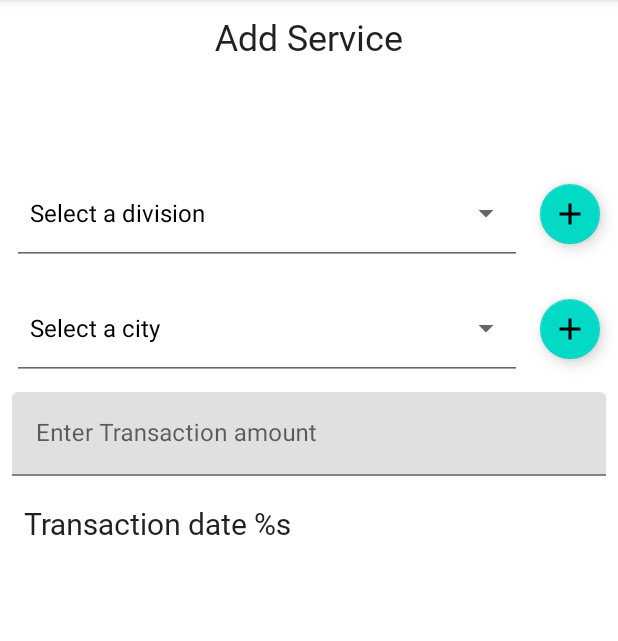
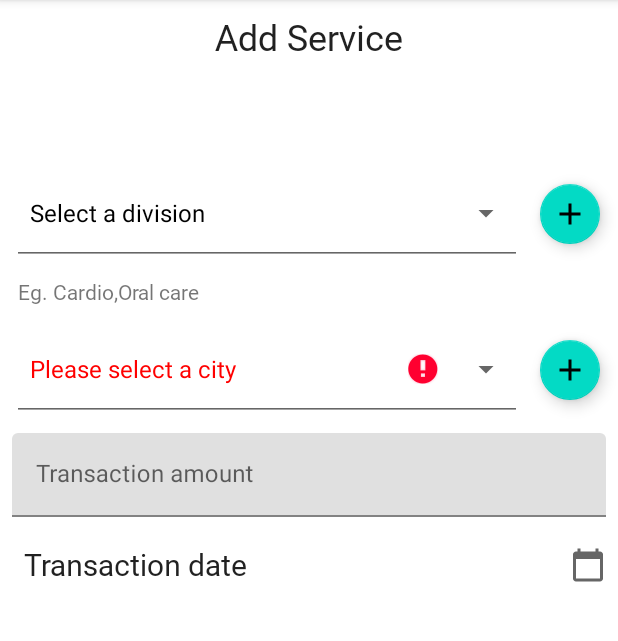
Before and after one commit to nagarajasunder/Manage-Dr, an Android app: the fragment NewServiceFragment placed in its activity, after a tap on "Save", on a phone screen of 412 x 824 dp, the part 84-725 px from its top. Run offline under Robolectric (Android 15) with nearby library versions, the phone set to English and light mode, and no system bars; our stand-ins replace Dagger/Hilt's generated code, data binding; 2 statements that could not run were skipped.

Commit message:
Completed adding new service flow

```diff
--- a/app/src/main/java/com/geekydroid/managedr/ui/addnewservice/repository/AddNewServiceRepository.kt
+++ b/app/src/main/java/com/geekydroid/managedr/ui/addnewservice/repository/AddNewServiceRepository.kt
@@ -12,6 +12,7 @@ import com.geekydroid.managedr.ui.addnewservice.model.MdrService
 import dagger.hilt.android.scopes.ActivityRetainedScoped
 import kotlinx.coroutines.CoroutineDispatcher
 import kotlinx.coroutines.CoroutineScope
+import kotlinx.coroutines.flow.Flow
 import kotlinx.coroutines.invoke
 import kotlinx.coroutines.launch
 import javax.inject.Inject
@@ -28,7 +29,7 @@ class AddNewServiceRepository @Inject constructor(
 
     fun getDoctorName(doctorId: Int) = doctorDao.getDoctorName(doctorId)
 
-    fun getAllCityNames() = cityDao.getAllCityNames()
+    fun getAllCityNames(): Flow<List<MdrCity>> = cityDao.getAllCityNames()
 
     suspend fun addNewCity(city: MdrCity) = externalScope.launch(externalDispatcher) {
         cityDao.insertNewCity(city)
@@ -38,7 +39,7 @@ class AddNewServiceRepository @Inject constructor(
         serviceDao.addNewService(newService)
     }.join()
 
-    fun getAllDivisionNames() = categoryDao.getAllCategories()
+    fun getAllDivisionNames():Flow<List<MdrCategory>> = categoryDao.getAllCategories()
     fun addNewCategory(newCategory: MdrCategory) = externalScope.launch(externalDispatcher) {
         categoryDao.insertNewCategory(newCategory)
     }
--- a/app/src/main/java/com/geekydroid/managedr/ui/addnewservice/ui/NewServiceFragment.kt
+++ b/app/src/main/java/com/geekydroid/managedr/ui/addnewservice/ui/NewServiceFragment.kt
@@ -1,15 +1,19 @@
 package com.geekydroid.managedr.ui.addnewservice.ui
 
+import android.graphics.Color
 import android.os.Bundle
+import android.util.Log
 import android.view.*
 import android.widget.AdapterView
 import android.widget.ArrayAdapter
+import android.widget.TextView
 import androidx.core.view.MenuProvider
 import androidx.databinding.DataBindingUtil
 import androidx.fragment.app.Fragment
 import androidx.fragment.app.FragmentActivity
 import androidx.fragment.app.viewModels
 import androidx.lifecycle.lifecycleScope
+import androidx.navigation.fragment.findNavController
 import androidx.navigation.fragment.navArgs
 import com.geekydroid.managedr.R
 import com.geekydroid.managedr.databinding.FragmentNewServiceBinding
@@ -18,7 +22,10 @@ import com.geekydroid.managedr.ui.addnewservice.viewmodel.NewServiceFragmentEven
 import com.geekydroid.managedr.ui.dialogs.NewDivisionFragment
 import com.geekydroid.managedr.utils.DialogInputType
 import com.geekydroid.managedr.utils.GenericDialogOnClickListener
+import com.geekydroid.managedr.utils.uiutils.PickerUtils
+import com.google.android.material.snackbar.Snackbar
 import dagger.hilt.android.AndroidEntryPoint
+import org.w3c.dom.Text
 
 @AndroidEntryPoint
 class NewServiceFragment : Fragment(), GenericDialogOnClickListener {
@@ -53,11 +60,11 @@ class NewServiceFragment : Fragment(), GenericDialogOnClickListener {
         viewmodel.getDoctorName(doctorId)
         setUI()
         observeUiEvents()
-        viewmodel.cityData.observe(viewLifecycleOwner) {
-            setupCitySpinner(it.map { it.cityName })
+        viewmodel.cityData.observe(viewLifecycleOwner) { cities ->
+            setupCitySpinner(cities.map { it.cityName })
         }
-        viewmodel.categoryData.observe(viewLifecycleOwner) {
-            setupDivisionSpinner(it.map { it.categoryName })
+        viewmodel.categoryData.observe(viewLifecycleOwner) { categories ->
+            setupDivisionSpinner(categories.map { it.categoryName })
         }
 
         host.addMenuProvider(object : MenuProvider {
@@ -68,7 +75,7 @@ class NewServiceFragment : Fragment(), GenericDialogOnClickListener {
             override fun onMenuItemSelected(menuItem: MenuItem): Boolean {
                 when (menuItem.itemId) {
                     R.id.cta_save -> {
-                        viewmodel.onSaveCtaClicked()
+                        viewmodel.onSaveCtaClicked(doctorId)
                         return true
                     }
                 }
@@ -82,6 +89,7 @@ class NewServiceFragment : Fragment(), GenericDialogOnClickListener {
     private fun setUI() {
         binding.spinnerCity.onItemSelectedListener = object : AdapterView.OnItemSelectedListener {
             override fun onItemSelected(p0: AdapterView<*>?, p1: View?, index: Int, p3: Long) {
+                Log.d("addNewService", "onItemSelected: $index")
                 viewmodel.updateSelectedCity(index)
             }
 
@@ -112,6 +120,9 @@ class NewServiceFragment : Fragment(), GenericDialogOnClickListener {
             android.R.layout.simple_spinner_dropdown_item,
             divisionSpinnerList)
         binding.spinnerCategory.adapter = divisionSpinnerAdapter
+        viewmodel.categorySpinnerIndex?.let {
+            binding.spinnerCategory.setSelection(it)
+        }
     }
 
     private fun setupCitySpinner(list: List<String>) {
@@ -122,28 +133,70 @@ class NewServiceFragment : Fragment(), GenericDialogOnClickListener {
             android.R.layout.simple_spinner_dropdown_item,
             citySpinnerList)
         binding.spinnerCity.adapter = citySpinnerAdapter
+        viewmodel.citySpinnerIndex?.let {
+            binding.spinnerCity.setSelection(it)
+        }
     }
 
     private fun observeUiEvents() {
         viewLifecycleOwner.lifecycleScope.launchWhenStarted {
             viewmodel.newServiceEvents.collect {
                 when (it) {
-                    NewServiceFragmentEvents.showDatePickerDialog -> TODO()
+                    NewServiceFragmentEvents.showDatePickerDialog -> openDatePicker()
                     NewServiceFragmentEvents.showNewCategoryDialog -> showBottomSheetDialog(
                         DialogInputType.DIVISION
                     )
                     NewServiceFragmentEvents.showNewCityDialog -> showBottomSheetDialog(
                         DialogInputType.CITY
                     )
-                    NewServiceFragmentEvents.newServiceCreated -> TODO()
-                    NewServiceFragmentEvents.selectCategoryError -> TODO()
-                    NewServiceFragmentEvents.selectCityError -> TODO()
-                    NewServiceFragmentEvents.transactionAmountError -> TODO()
+                    NewServiceFragmentEvents.newServiceCreated -> {
+                        showSnackbar(requireContext().getString(R.string.new_service_created))
+                        findNavController().navigateUp()
+                    }
+                    NewServiceFragmentEvents.selectCategoryError -> showCategorySpinnerError()
+                    NewServiceFragmentEvents.selectCityError -> showCitySpinnerError()
+                    NewServiceFragmentEvents.transactionAmountError -> showTransactionAmountError()
                     NewServiceFragmentEvents.dismissNewDivisionDialog -> dismissNewDivisionDialog()
                     is NewServiceFragmentEvents.showDuplicateWarningInDialog -> showDuplicateWarning(it.input)
+                    NewServiceFragmentEvents.transactionDateError -> showTransactionDateError()
                 }
             }
         }
+    }
+
+    private fun showSnackbar(message: String) {
+        Snackbar.make(requireView(),message,Snackbar.LENGTH_SHORT).show()
+    }
+
+    private fun showTransactionDateError() {
+        binding.tvTransactionDatePicker.error = requireContext().getString(R.string.error_please_select_a_transaction_date)
+    }
+
+    private fun showTransactionAmountError() {
+        binding.edServiceAmount.error = "Please enter the transaction amount"
+    }
+
+    private fun showCategorySpinnerError() {
+        val errorText = (binding.spinnerCategory.selectedView as TextView)
+        errorText.setTextColor(Color.RED)
+        errorText.error = ""
+        errorText.text = requireContext().getString(R.string.error_please_select_division)
+    }
+
+    private fun showCitySpinnerError()
+    {
+        val errorText = (binding.spinnerCity.selectedView as TextView)
+        errorText.setTextColor(Color.RED)
+        errorText.error = ""
+        errorText.text = requireContext().getString(R.string.error_please_select_a_city)
+    }
+
+    private fun openDatePicker() {
+        val datePicker = PickerUtils.getDatePicker()
+        datePicker.addOnPositiveButtonClickListener {
+            viewmodel.updateTransactionDate(it)
+        }
+        datePicker.show(requireActivity().supportFragmentManager,"datepicker")
     }
 
     private fun showBottomSheetDialog(type: DialogInputType) {
--- a/app/src/main/java/com/geekydroid/managedr/ui/addnewservice/viewmodel/AddNewServiceFragmentViewmodel.kt
+++ b/app/src/main/java/com/geekydroid/managedr/ui/addnewservice/viewmodel/AddNewServiceFragmentViewmodel.kt
@@ -1,18 +1,22 @@
 package com.geekydroid.managedr.ui.addnewservice.viewmodel
 
+import android.util.Log
 import androidx.lifecycle.LiveData
 import androidx.lifecycle.MutableLiveData
 import androidx.lifecycle.ViewModel
 import androidx.lifecycle.viewModelScope
+import com.geekydroid.managedr.providers.DateFormatProvider
 import com.geekydroid.managedr.ui.addnewservice.model.MdrCategory
 import com.geekydroid.managedr.ui.addnewservice.model.MdrCity
 import com.geekydroid.managedr.ui.addnewservice.model.MdrService
 import com.geekydroid.managedr.ui.addnewservice.repository.AddNewServiceRepository
+import com.geekydroid.managedr.utils.DateUtils
 import dagger.hilt.android.lifecycle.HiltViewModel
 import kotlinx.coroutines.channels.Channel
 import kotlinx.coroutines.flow.first
 import kotlinx.coroutines.flow.receiveAsFlow
 import kotlinx.coroutines.launch
+import java.util.*
 import javax.inject.Inject
 
 @HiltViewModel
@@ -23,11 +27,20 @@ class AddNewServiceFragmentViewmodel @Inject constructor(private val repository:
     private val newServiceEventsChannel: Channel<NewServiceFragmentEvents> = Channel()
     val newServiceEvents = newServiceEventsChannel.receiveAsFlow()
 
-    private val _cityData: MutableLiveData<List<MdrCity>> = MutableLiveData(listOf())
+    private val _cityData: MutableLiveData<List<MdrCity>> = MutableLiveData(listOf<MdrCity>())
     val cityData: LiveData<List<MdrCity>> = _cityData
 
-    private val _categoryData: MutableLiveData<List<MdrCategory>> = MutableLiveData(listOf())
+    private val _categoryData: MutableLiveData<List<MdrCategory>> =
+        MutableLiveData(listOf<MdrCategory>())
     val categoryData: LiveData<List<MdrCategory>> = _categoryData
+
+    var citySpinnerIndex: Int? = null
+        private set
+    var categorySpinnerIndex: Int? = null
+        private set
+
+    private var transactionDate:Long = 0L
+    var transactionDateFormatted:MutableLiveData<String> = MutableLiveData("")
 
     init {
         getAllCities()
@@ -36,7 +49,7 @@ class AddNewServiceFragmentViewmodel @Inject constructor(private val repository:
 
     private fun getAllDivisions() = viewModelScope.launch {
         repository.getAllDivisionNames().collect {
-            _categoryData.postValue(it)
+            _categoryData.value = it
         }
     }
 
@@ -49,8 +62,8 @@ class AddNewServiceFragmentViewmodel @Inject constructor(private val repository:
     val _transactionAmount: MutableLiveData<String> = MutableLiveData("")
     val transactionAmount: LiveData<String> = _transactionAmount
 
-    private var selectedCityId: Int = -1
-    private var selectedCategoryId: Int = -1
+    private var selectedCityIndex: Int = -1
+    private var selectedCategoryIndex: Int = -1
 
     fun getAllCities() = viewModelScope.launch {
         repository.getAllCityNames().collect {
@@ -78,16 +91,21 @@ class AddNewServiceFragmentViewmodel @Inject constructor(private val repository:
 
     fun isCityDuplicate(input: String) = viewModelScope.launch {
         if (cityData.value.isNullOrEmpty()) {
+            addNewCity(input)
             newServiceEventsChannel.send(NewServiceFragmentEvents.dismissNewDivisionDialog)
         } else if (cityData.value!!.map {
                 it.cityName.lowercase()
             }.contains(input.lowercase())) {
             newServiceEventsChannel.send(NewServiceFragmentEvents.showDuplicateWarningInDialog(input))
+        } else {
+            addNewCity(input)
+            newServiceEventsChannel.send(NewServiceFragmentEvents.dismissNewDivisionDialog)
         }
     }
 
     fun isDuplicateDivision(input: String) = viewModelScope.launch {
         if (categoryData.value.isNullOrEmpty()) {
+            addNewCategory(input)
             newServiceEventsChannel.send(NewServiceFragmentEvents.dismissNewDivisionDialog)
         } else if (
             categoryData.value!!.map {
@@ -95,6 +113,9 @@ class AddNewServiceFragmentViewmodel @Inject constructor(private val repository:
             }.contains(input.lowercase())
         ) {
             newServiceEventsChannel.send(NewServiceFragmentEvents.showDuplicateWarningInDialog(input))
+        } else {
+            addNewCategory(input)
+            newServiceEventsChannel.send(NewServiceFragmentEvents.dismissNewDivisionDialog)
         }
     }
 
@@ -110,44 +131,66 @@ class AddNewServiceFragmentViewmodel @Inject constructor(private val repository:
         repository.addNewCategory(newCategory)
     }
 
-    fun onSaveCtaClicked() = viewModelScope.launch {
-        if (selectedCityId == -1) {
+    fun onSaveCtaClicked(doctorId:Int) = viewModelScope.launch {
+        if (selectedCityIndex == -1) {
             newServiceEventsChannel.send(NewServiceFragmentEvents.selectCityError)
-        } else if (selectedCategoryId == -1) {
+        } else if (selectedCategoryIndex == -1) {
             newServiceEventsChannel.send(NewServiceFragmentEvents.selectCategoryError)
         } else if (_transactionAmount.value.isNullOrEmpty()) {
             newServiceEventsChannel.send(NewServiceFragmentEvents.transactionAmountError)
-        } else {
-            addNewService()
+        }
+        else if (transactionDate == 0L)
+        {
+            newServiceEventsChannel.send(NewServiceFragmentEvents.transactionDateError)
+        }
+        else {
+            addNewService(doctorId)
             newServiceEventsChannel.send(NewServiceFragmentEvents.newServiceCreated)
         }
     }
 
-    private fun addNewService() {
+    private fun addNewService(doctorId:Int) {
+        Log.d("addNewService", "addNewService: city data ${cityData.value} $selectedCityIndex categoryDate ${categoryData.value} $selectedCategoryIndex")
         viewModelScope.launch {
-            val newService = MdrService(servicedDoctorId = 1,
-                categoryId = selectedCategoryId,
-                cityId = selectedCityId,
-                serviceAmount = _transactionAmount.value?.toInt() ?: 0)
+            val newService = MdrService(servicedDoctorId = doctorId,
+                serviceAmount = transactionAmount.value?.toInt() ?: 0,
+                categoryId = categoryData.value!![selectedCategoryIndex].categoryID,
+                cityId = cityData.value!![selectedCityIndex].cityId,
+            serviceDate = Date(transactionDate))
             repository.addNewService(newService)
         }
     }
 
     fun updateSelectedCity(index: Int) {
-        selectedCityId = if (index == 0) {
-            -1
-        } else {
-            index - 1
+        if (index > 0) {
+            selectedCityIndex = index-1
+            citySpinnerIndex = index
+        }
+        else
+        {
+            citySpinnerIndex = null
+            selectedCityIndex = -1
+        }
+        Log.d("addNewService", "onItemSelected: vm $selectedCityIndex")
+    }
+
+    fun updateSelectedCategory(index: Int) {
+        if (index > 0) {
+            selectedCategoryIndex = index-1
+            categorySpinnerIndex = index
+        }
+        else
+        {
+            selectedCategoryIndex = -1
+            categorySpinnerIndex = null
         }
     }
 
-    fun updateSelectedCategory(index: Int) {
-        selectedCategoryId = if (index == 0) {
-            -1
-        } else {
-            index - 1
-        }
+    fun updateTransactionDate(date: Long) {
+        transactionDate = date
+        transactionDateFormatted.value = DateUtils.fromLongToDateString(transactionDate,DateFormatProvider.DATE_FORMAT_MMM_DD_YYYY)
     }
+
 
 }
 
@@ -161,4 +204,5 @@ sealed class NewServiceFragmentEvents {
     object newServiceCreated : NewServiceFragmentEvents()
     object dismissNewDivisionDialog : NewServiceFragmentEvents()
     data class showDuplicateWarningInDialog(val input: String) : NewServiceFragmentEvents()
+    object transactionDateError: NewServiceFragmentEvents()
 }
--- a/app/src/main/java/com/geekydroid/managedr/utils/uiutils/PickerUtils.kt
+++ b/app/src/main/java/com/geekydroid/managedr/utils/uiutils/PickerUtils.kt
@@ -5,7 +5,7 @@ import com.google.android.material.datepicker.MaterialDatePicker
 object PickerUtils {
 
     fun getDatePicker(titleText: String? = null): MaterialDatePicker<Long> {
-        val picker = MaterialDatePicker.Builder.datePicker().setTitleText(titleText?:"Select Date").build()
-        return picker
+        return MaterialDatePicker.Builder.datePicker().setTitleText(titleText ?: "Select Date")
+            .build()
     }
 }
--- a/app/src/main/res/layout/fragment_add_new_doctor.xml
+++ b/app/src/main/res/layout/fragment_add_new_doctor.xml
@@ -135,7 +135,7 @@
             android:gravity="center_vertical"
             android:minHeight="48dp"
             android:onClick="@{() -> viewmodel.weddingDateClicked()}"
-            android:text="@{@string/wedding_anniversary_date('\n'+viewmodel.weddingAnniversaryDate)}"
+            android:text="@{@string/wedding_anniversary_date(viewmodel.weddingAnniversaryDate)}"
             app:layout_constraintEnd_toStartOf="@+id/iv_wedding_anniversary_date"
             app:layout_constraintStart_toStartOf="parent"
             app:layout_constraintTop_toBottomOf="@+id/tv_date_of_birth" />
--- a/app/src/main/res/layout/fragment_new_service.xml
+++ b/app/src/main/res/layout/fragment_new_service.xml
@@ -79,7 +79,18 @@
             android:minHeight="48dp"
             app:layout_constraintEnd_toStartOf="@+id/fab_add_new_city"
             app:layout_constraintStart_toStartOf="parent"
-            app:layout_constraintTop_toBottomOf="@+id/spinner_category" />
+            app:layout_constraintTop_toBottomOf="@+id/tv_category_helper_hint" />
+
+        <TextView
+            android:id="@+id/tv_category_helper_hint"
+            android:layout_width="wrap_content"
+            android:layout_height="wrap_content"
+            app:layout_constraintStart_toStartOf="parent"
+            app:layout_constraintTop_toBottomOf="@+id/spinner_category"
+            android:text="@string/hint_category_helper"
+            android:layout_marginStart="12dp"
+            android:fontFamily="@font/roboto_regular"
+            android:layout_marginTop="8dp"/>
 
         <com.google.android.material.floatingactionbutton.FloatingActionButton
             android:id="@+id/fab_add_new_city"
@@ -121,7 +132,7 @@
         <TextView
             android:id="@+id/tv_transaction_date_picker"
             style="@style/textViewRegular"
-            android:layout_width="match_parent"
+            android:layout_width="0dp"
             android:layout_height="wrap_content"
             android:layout_marginStart="8dp"
             android:layout_marginTop="8dp"
@@ -132,9 +143,26 @@
             android:minHeight="48dp"
             android:onClick="@{() -> viewmodel.datePickerClicked()}"
             android:padding="8dp"
-            android:text="@string/hint_select_transaction_date"
+            app:layout_constraintEnd_toStartOf="@+id/iv_transaction_date_picker"
+            android:text="@{@string/hint_select_transaction_date(viewmodel.transactionDateFormatted)}"
             app:layout_constraintStart_toStartOf="parent"
             app:layout_constraintTop_toBottomOf="@+id/ed_service_amount" />
 
+        <ImageView
+            android:id="@+id/iv_transaction_date_picker"
+            android:layout_width="wrap_content"
+            android:layout_height="wrap_content"
+            app:layout_constraintEnd_toEndOf="parent"
+            android:src="@drawable/calendar_icon"
+            android:layout_marginEnd="8dp"
+            android:clickable="true"
+            android:focusable="true"
+            android:onClick="@{() -> viewmodel.datePickerClicked()}"
+            android:background="?android:attr/selectableItemBackgroundBorderless"
+            android:contentDescription="@string/hint_select_transaction_date"
+            app:layout_constraintTop_toTopOf="@+id/tv_transaction_date_picker"
+            app:layout_constraintBottom_toBottomOf="@+id/tv_transaction_date_picker"
+            app:layout_constraintStart_toEndOf="@+id/tv_transaction_date_picker"/>
+
     </androidx.constraintlayout.widget.ConstraintLayout>
 </layout>
--- a/app/src/main/res/values/strings.xml
+++ b/app/src/main/res/values/strings.xml
@@ -18,11 +18,16 @@
     <string name="enter_the_city">Enter the city</string>
     <string name="hint_select_transaction_date">Transaction date %s</string>
     <string name="text_add_service">Add Service</string>
-    <string name="enter_transaction_amount">Enter Transaction amount</string>
+    <string name="enter_transaction_amount">Transaction amount</string>
     <string name="hint_add_new_category">Add new category</string>
     <string name="hint_add_new_city">Add new city</string>
     <string name="division_name">Division name</string>
     <string name="btn_text_add">Add</string>
     <string name="date_of_birth">Date of birth %1s</string>
     <string name="wedding_anniversary_date">Wedding anniversary %1s</string>
+    <string name="error_please_select_a_city">Please select a city</string>
+    <string name="error_please_select_division">Please select a division</string>
+    <string name="error_please_select_a_transaction_date">Please select the transaction date</string>
+    <string name="new_service_created">New service created successfully</string>
+    <string name="hint_category_helper">Eg. Cardio,Oral care</string>
 </resources>
```
